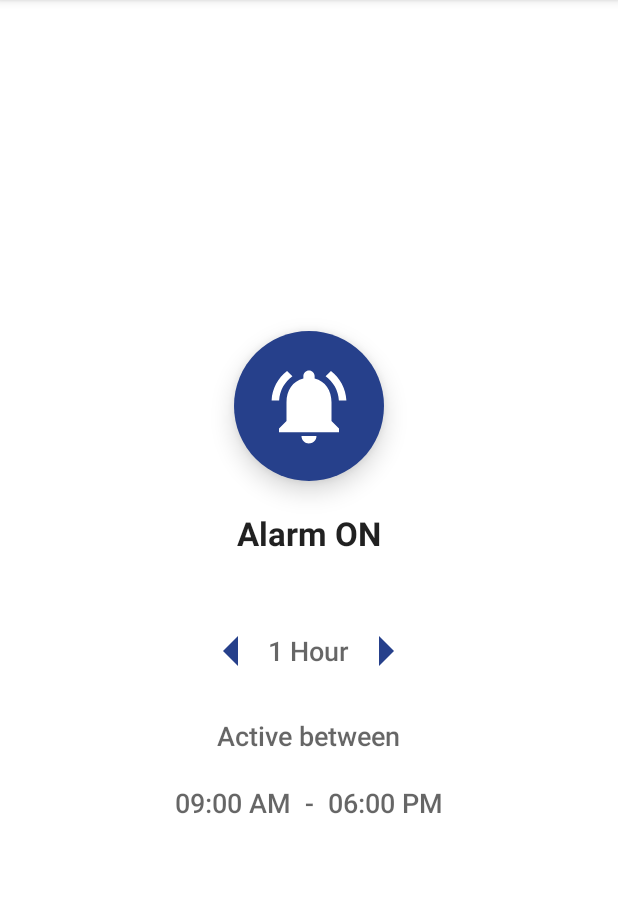
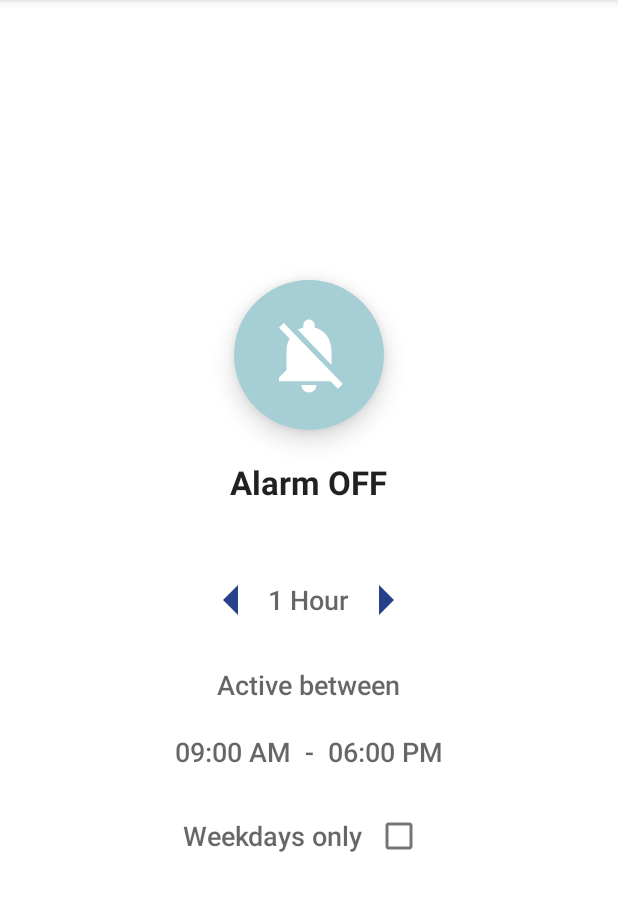
Before and after one commit to thpir/Stand-Up-App, an Android app: the screen it shows after launch (MainActivity), after a tap on "An image button that enables or disables", on a phone screen of 412 x 824 dp, the part 84-995 px from its top. Run offline under Robolectric (Android 15) with nearby library versions, the phone set to English and light mode, and no system bars; 1 statement that could not run was skipped.

Commit message:
Added weekdays only checkbox + added alarm permission for android 13

```diff
--- a/app/src/main/AndroidManifest.xml
+++ b/app/src/main/AndroidManifest.xml
@@ -4,7 +4,9 @@
 
     <uses-permission android:name="android.permission.RECEIVE_BOOT_COMPLETED"/>
     <uses-permission android:name="android.permission.POST_NOTIFICATIONS"/>
-    <uses-permission android:name="android.permission.SCHEDULE_EXACT_ALARM"/>
+    <uses-permission android:name="android.permission.SCHEDULE_EXACT_ALARM"
+        android:maxSdkVersion="32"/>
+    <uses-permission android:name="android.permission.USE_EXACT_ALARM"/>
 
     <application
         android:allowBackup="true"
--- a/app/src/main/java/com/thpir/standup/MainActivity.java
+++ b/app/src/main/java/com/thpir/standup/MainActivity.java
@@ -1,9 +1,14 @@
 package com.thpir.standup;
 
 import android.app.TimePickerDialog;
+import android.content.Intent;
 import android.content.SharedPreferences;
+import android.os.Build;
 import android.os.Bundle;
+import android.provider.Settings;
 import android.text.format.DateFormat;
+import android.util.Log;
+import android.widget.CheckBox;
 import android.widget.ImageButton;
 import android.widget.ImageView;
 import android.widget.TextView;
@@ -17,19 +22,25 @@ public class MainActivity extends AppCompatActivity {
 
     // Private boolean that show whether the alarm is on or off
     private boolean mAlarmUp = false;
+    private boolean mWeekdaysOnly = false;
     private int mInterval = 3600000;
     private int mIntervalPosition = 2;
     private int mStartTimeHour;
     private int mStartTimeMinutes;
     private int mStopTimeHour;
     private int mStopTimeMinutes;
+    private ImageButton alarmToggle;
+    private TextView alarmTextView;
     private TextView startHour;
     private TextView endHour;
     private final String[] mIntervalList = {"15 Minutes", "30 Minutes", "1 Hour", "2 Hours"};
+    private static final String TAG = "MainActivity";
 
     // Shared Preferences
     private SharedPreferences mSharedPreferences;
     private final String mSharedPreferencesFile = "com.thpir.standup";
+    // Create an instance of the AlarmManager class
+    com.thpir.standup.AlarmManager alarmManager = new com.thpir.standup.AlarmManager();
 
     @Override
     protected void onCreate(Bundle savedInstanceState) {
@@ -39,6 +50,7 @@ public class MainActivity extends AppCompatActivity {
         // Initialize the shared preferences
         mSharedPreferences = getSharedPreferences(mSharedPreferencesFile, MODE_PRIVATE);
         mAlarmUp = mSharedPreferences.getBoolean("ALARM_UP", false);
+        mWeekdaysOnly = mSharedPreferences.getBoolean("WEEKDAYS_ONLY", false);
         mInterval = mSharedPreferences.getInt("INTERVAL", 3600000);
         mIntervalPosition = mSharedPreferences.getInt("INTERVAL_POS", 2);
         mStartTimeHour = mSharedPreferences.getInt("START_HOURS", 9);
@@ -46,14 +58,24 @@ public class MainActivity extends AppCompatActivity {
         mStopTimeHour = mSharedPreferences.getInt("STOP_HOURS", 18);
         mStopTimeMinutes = mSharedPreferences.getInt("STOP_MINUTES", 0);
 
+        // When we open the app we want to check first if the user didn't disable the exact alarm permission while the app was closed
+        if (Build.VERSION.SDK_INT > Build.VERSION_CODES.S) {
+            if (!alarmManager.canScheduleAlarms()) {
+                Log.i(TAG, "No permission to set alarms");
+                mAlarmUp = false;
+                savedSharedPreferences();
+            }
+        }
+
         // Initialize the views of the MainActivity
-        ImageButton alarmToggle = findViewById(R.id.imageButtonAlarm);
-        TextView alarmTextView = findViewById(R.id.textViewAlarm);
         TextView intervalTextView = findViewById(R.id.textViewInterval);
         startHour = findViewById(R.id.textViewFromTime);
         endHour = findViewById(R.id.textViewUntilTime);
         ImageView leftArrow = findViewById(R.id.imageViewToggleLeft);
         ImageView rightArrow = findViewById(R.id.imageViewToggleRight);
+        CheckBox weekdaysOnly = findViewById(R.id.checkBoxWeekdays);
+        alarmToggle = findViewById(R.id.imageButtonAlarm);
+        alarmTextView = findViewById(R.id.textViewAlarm);
 
         // Set the state of the toggle
         if (mAlarmUp) {
@@ -66,7 +88,11 @@ public class MainActivity extends AppCompatActivity {
             alarmTextView.setText(R.string.alarm_off_text);
         }
 
+        // Set the saved start and stop time
         setStartStopTime();
+
+        // Set the weekdays only checkbox
+        weekdaysOnly.setChecked(mWeekdaysOnly);
 
         // Set the state of the interval textview
         intervalTextView.setText(mIntervalList[mIntervalPosition]);
@@ -77,9 +103,6 @@ public class MainActivity extends AppCompatActivity {
         // Create a notification
         notificationHelper.createNotificationManager(MainActivity.this);
 
-        // Create an instance of the AlarmManager class
-        com.thpir.standup.AlarmManager alarmManager = new com.thpir.standup.AlarmManager();
-
         // Create an alarm
         alarmManager.createAlarm(MainActivity.this);
 
@@ -88,19 +111,21 @@ public class MainActivity extends AppCompatActivity {
             String toastMessage;
             if (!mAlarmUp) {
 
-                // Set the alarm
-                alarmManager.setAlarm(MainActivity.this, mInterval);
-
-                // Set the toast message for the "on" case.
-                toastMessage = getString(R.string.message_alarm_on);
-
-                // Change the button and textview appearance
-                alarmToggle.setBackgroundResource(R.drawable.round_button_blue);
-                alarmToggle.setImageResource(R.drawable.ic_notifications_active);
-                alarmTextView.setText(R.string.alarm_on_text);
-
-                // Save the toggleButton state to the private boolean mAlarmUp
-                mAlarmUp = true;
+                if (Build.VERSION.SDK_INT > Build.VERSION_CODES.S) {
+                    if (!alarmManager.canScheduleAlarms()) {
+                        Intent intent = new Intent(Settings.ACTION_REQUEST_SCHEDULE_EXACT_ALARM);
+                        startActivity(intent);
+                        toastMessage = getString(R.string.message_alarm_permission_needed);
+                    } else {
+                        setAlarm();
+                        // Set the toast message for the "on" case.
+                        toastMessage = getString(R.string.message_alarm_on);
+                    }
+                } else {
+                    setAlarm();
+                    // Set the toast message for the "on" case.
+                    toastMessage = getString(R.string.message_alarm_on);
+                }
             } else {
 
                 // Cancel the alarm
@@ -263,9 +288,27 @@ public class MainActivity extends AppCompatActivity {
 
         });
 
+        weekdaysOnly.setOnCheckedChangeListener((compoundButton, b) -> {
+            mWeekdaysOnly = !mWeekdaysOnly;
+            savedSharedPreferences();
+        });
+
         // We call createNotificationChannel() at the end of the onCreate() method
         notificationHelper.createNotificationChannel(MainActivity.this);
 
+    }
+
+    private void setAlarm() {
+        // Set the alarm
+        alarmManager.setAlarm(MainActivity.this, mInterval);
+
+        // Change the button and textview appearance
+        alarmToggle.setBackgroundResource(R.drawable.round_button_blue);
+        alarmToggle.setImageResource(R.drawable.ic_notifications_active);
+        alarmTextView.setText(R.string.alarm_on_text);
+
+        // Save the toggleButton state to the private boolean mAlarmUp
+        mAlarmUp = true;
     }
 
     private void setStartStopTime() {
@@ -431,6 +474,7 @@ public class MainActivity extends AppCompatActivity {
         mSharedPreferences = getSharedPreferences(mSharedPreferencesFile, MODE_PRIVATE);
         SharedPreferences.Editor sharedPreferencesEditor = mSharedPreferences.edit();
         sharedPreferencesEditor.putBoolean("ALARM_UP", mAlarmUp);
+        sharedPreferencesEditor.putBoolean("WEEKDAYS_ONLY", mWeekdaysOnly);
         sharedPreferencesEditor.putInt("INTERVAL", mInterval);
         sharedPreferencesEditor.putInt("INTERVAL_POS", mIntervalPosition);
         sharedPreferencesEditor.putInt("START_HOURS", mStartTimeHour);
--- a/app/src/main/res/layout/activity_main.xml
+++ b/app/src/main/res/layout/activity_main.xml
@@ -91,4 +91,23 @@
 
     </LinearLayout>
 
+    <LinearLayout
+        android:layout_width="wrap_content"
+        android:layout_height="wrap_content"
+        android:layout_marginTop="20dp"
+        android:orientation="horizontal"
+        android:gravity="center_vertical">
+
+        <TextView
+            android:layout_width="wrap_content"
+            android:layout_height="wrap_content"
+            android:text="@string/textview_weekdays_only_text"
+            android:textAppearance="@android:style/TextAppearance.DeviceDefault.Medium"/>
+
+        <CheckBox
+            android:id="@+id/checkBoxWeekdays"
+            android:layout_width="wrap_content"
+            android:layout_height="wrap_content"/>
+
+    </LinearLayout>
 </LinearLayout>
--- a/app/src/main/res/values-night/themes.xml
+++ b/app/src/main/res/values-night/themes.xml
@@ -6,7 +6,7 @@
         <item name="colorPrimaryVariant">@color/purple_700</item>
         <item name="colorOnPrimary">@color/black</item>
         <!-- Secondary brand color. -->
-        <item name="colorSecondary">@color/teal_200</item>
+        <item name="colorSecondary">@color/app_color_main</item>
         <item name="colorSecondaryVariant">@color/teal_200</item>
         <item name="colorOnSecondary">@color/black</item>
         <!-- Status bar color. -->
--- a/app/src/main/res/values/strings.xml
+++ b/app/src/main/res/values/strings.xml
@@ -6,6 +6,7 @@
     <string name="notification_text">You should stand up and walk around now!</string>
     <string name="alarm_on_text">Alarm ON</string>
     <string name="alarm_off_text">Alarm OFF</string>
+    <string name="message_alarm_permission_needed">Grand permission to schedule exact alarms</string>
     <string name="image_button_description">An image button that enables or disables the alarm to move around</string>
     <string name="toggle_button_left_text">Toggle button left</string>
     <string name="toggle_button_right_text">Toggle button right</string>
@@ -16,4 +17,5 @@
     <string name="space_between_hours">"  -  "</string>
     <string name="toast_text_wrong_starthour">Start hour must be earlier than the end hour</string>
     <string name="toast_text_wrong_endhour">End hour must be later than the start hour</string>
+    <string name="textview_weekdays_only_text">Weekdays only</string>
 </resources>
--- a/app/src/main/res/values/themes.xml
+++ b/app/src/main/res/values/themes.xml
@@ -6,7 +6,7 @@
         <item name="colorPrimaryVariant">@color/purple_700</item>
         <item name="colorOnPrimary">@color/white</item>
         <!-- Secondary brand color. -->
-        <item name="colorSecondary">@color/teal_200</item>
+        <item name="colorSecondary">@color/app_color_main</item>
         <item name="colorSecondaryVariant">@color/teal_700</item>
         <item name="colorOnSecondary">@color/black</item>
         <!-- Status bar color. -->
--- a/build.gradle
+++ b/build.gradle
@@ -1,5 +1,5 @@
 // Top-level build file where you can add configuration options common to all sub-projects/modules.
 plugins {
-    id 'com.android.application' version '7.3.0' apply false
-    id 'com.android.library' version '7.3.0' apply false
+    id 'com.android.application' version '7.3.1' apply false
+    id 'com.android.library' version '7.3.1' apply false
 }
```
Also changed, not shown: app/build.gradle (+6 -6 lines), app/src/main/java/com/thpir/standup/AlarmManager.java (+28 -5 lines), app/src/main/java/com/thpir/standup/AlarmReceiver.java (+11 -2 lines), 2 other files.
